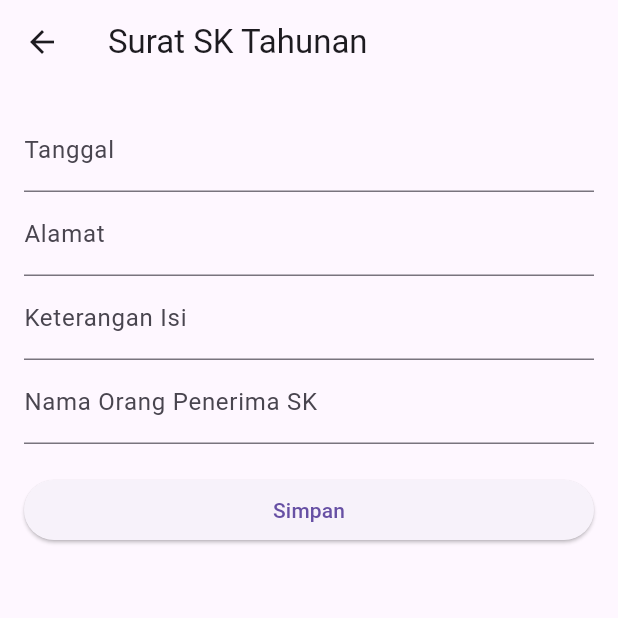
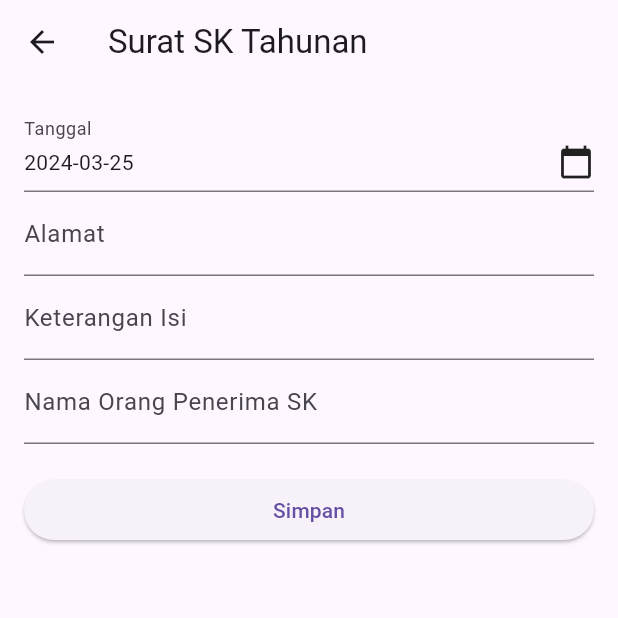
Before and after one commit to nurulsafitri321/arsip_app_kominfo_pkl, a Flutter app: the SuratSkPage screen opened directly, after a tap on "Simpan", on a phone screen of 412 x 824 dp, the top half of it. Run offline on Flutter 3.47's test engine with Material 3 defaults, Android fonts, the phone set to English and light mode, and no system bars.

Commit message:
penambahan date paicker pada form tanggal

```diff
--- a/arsip_surat_kominfo/lib/pages/surat_sk_page.dart
+++ b/arsip_surat_kominfo/lib/pages/surat_sk_page.dart
@@ -6,12 +6,24 @@ class SuratSkPage extends StatefulWidget {
 }
 
 class _SuratSkPageState extends State<SuratSkPage> {
-  final TextEditingController _tanggalController = TextEditingController();
+  DateTime _selectedDate = DateTime.now(); // Variabel untuk menyimpan tanggal yang dipilih
   final TextEditingController _alamatController = TextEditingController();
   final TextEditingController _keteranganController = TextEditingController();
   final TextEditingController _namaPenerimaController = TextEditingController();
+  String _ttdSk = ''; // Variabel untuk menyimpan tanda tangan
 
-  String _ttdSk = ''; // Variabel untuk menyimpan tanda tangan
+  Future<void> _selectDate(BuildContext context) async {
+    final DateTime? pickedDate = await showDatePicker(
+      context: context,
+      initialDate: _selectedDate,
+      firstDate: DateTime(2000),
+      lastDate: DateTime(2101),
+    );
+    if (pickedDate != null && pickedDate != _selectedDate)
+      setState(() {
+        _selectedDate = pickedDate;
+      });
+  }
 
   @override
   Widget build(BuildContext context) {
@@ -23,9 +35,25 @@ class _SuratSkPageState extends State<SuratSkPage> {
         padding: EdgeInsets.all(16.0),
         child: ListView(
           children: [
-            TextFormField(
-              controller: _tanggalController,
-              decoration: InputDecoration(labelText: 'Tanggal'),
+            InkWell(
+              onTap: () {
+                _selectDate(context);
+              },
+              child: InputDecorator(
+                decoration: InputDecoration(
+                  labelText: 'Tanggal',
+                ),
+                child: Row(
+                  mainAxisAlignment: MainAxisAlignment.spaceBetween,
+                  mainAxisSize: MainAxisSize.min,
+                  children: <Widget>[
+                    Text(
+                      "${_selectedDate.toLocal()}".split(' ')[0],
+                    ),
+                    Icon(Icons.calendar_today),
+                  ],
+                ),
+              ),
             ),
             TextFormField(
               controller: _alamatController,
@@ -46,7 +74,7 @@ class _SuratSkPageState extends State<SuratSkPage> {
               onPressed: () {
                 // Menyimpan data surat SK ke dalam variabel atau mengirim ke server
                 final suratSK = {
-                  'tanggal': _tanggalController.text,
+                  'tanggal': _selectedDate,
                   'alamat': _alamatController.text,
                   'keterangan': _keteranganController.text,
                   'namaPenerima': _namaPenerimaController.text,
@@ -56,7 +84,6 @@ class _SuratSkPageState extends State<SuratSkPage> {
                 // Lakukan sesuatu dengan data surat SK, misalnya simpan ke server
 
                 // Kosongkan nilai pada TextFormField setelah tombol "Simpan" ditekan
-                _tanggalController.clear();
                 _alamatController.clear();
                 _keteranganController.clear();
                 _namaPenerimaController.clear();
```
